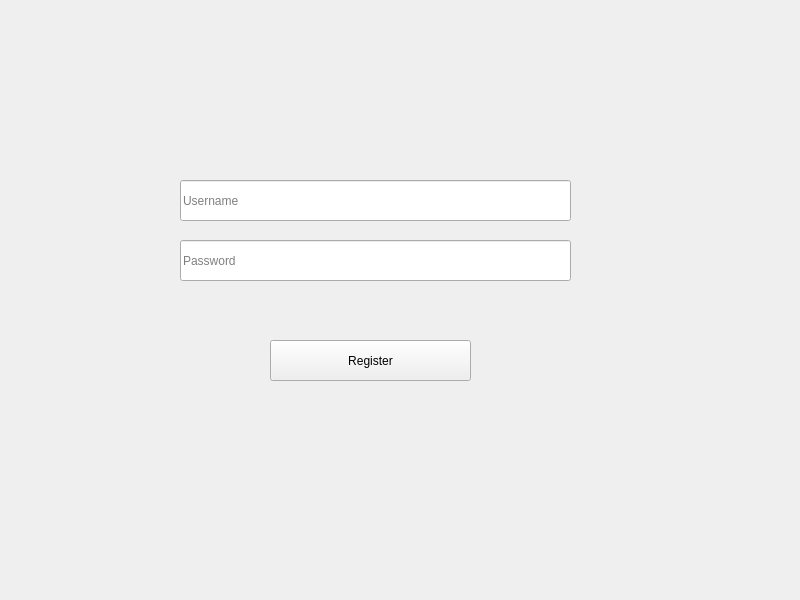
The window that DuoiHinhBatChu_Frontend/register.ui (evmosss/Qt-DuoiHinhBatChu) describes before a commit, drawn with Qt 5.
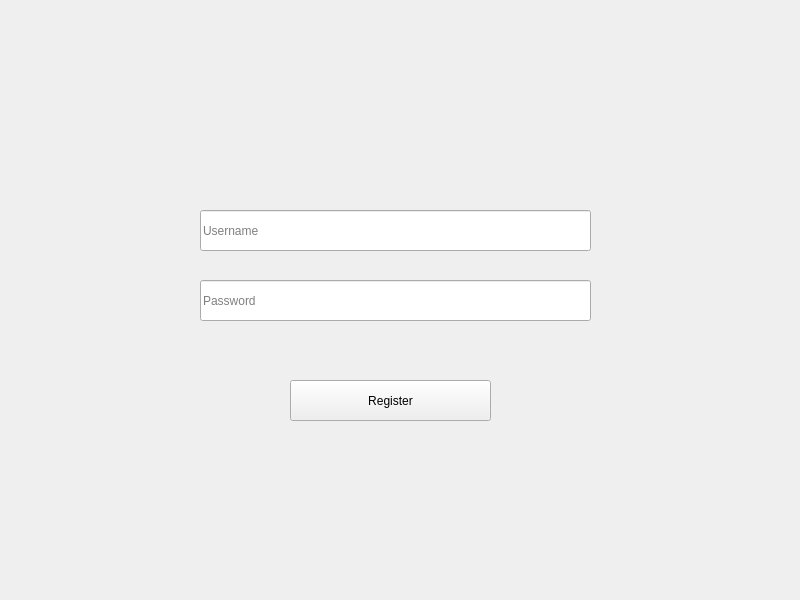
The same window after the commit.

Diff of the .ui file:
```diff
--- a/DuoiHinhBatChu_Frontend/register.ui
+++ b/DuoiHinhBatChu_Frontend/register.ui
@@ -16,8 +16,8 @@
   <widget class="QPushButton" name="registerButton">
    <property name="geometry">
     <rect>
-     <x>270</x>
-     <y>340</y>
+     <x>290</x>
+     <y>380</y>
      <width>201</width>
      <height>41</height>
     </rect>
@@ -29,8 +29,8 @@
   <widget class="QLineEdit" name="userInput">
    <property name="geometry">
     <rect>
-     <x>180</x>
-     <y>180</y>
+     <x>200</x>
+     <y>210</y>
      <width>391</width>
      <height>41</height>
     </rect>
@@ -42,8 +42,8 @@
   <widget class="QLineEdit" name="passInput">
    <property name="geometry">
     <rect>
-     <x>180</x>
-     <y>240</y>
+     <x>200</x>
+     <y>280</y>
      <width>391</width>
      <height>41</height>
     </rect>
@@ -58,8 +58,8 @@
   <widget class="QLabel" name="message">
    <property name="geometry">
     <rect>
-     <x>180</x>
-     <y>290</y>
+     <x>200</x>
+     <y>340</y>
      <width>391</width>
      <height>20</height>
     </rect>
```
